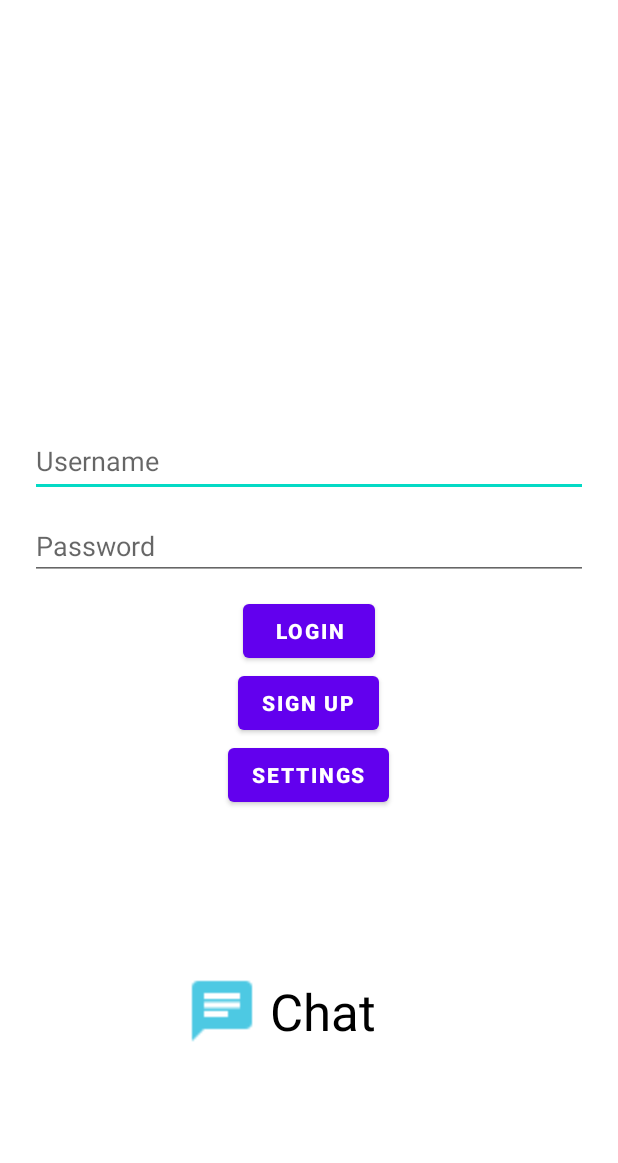
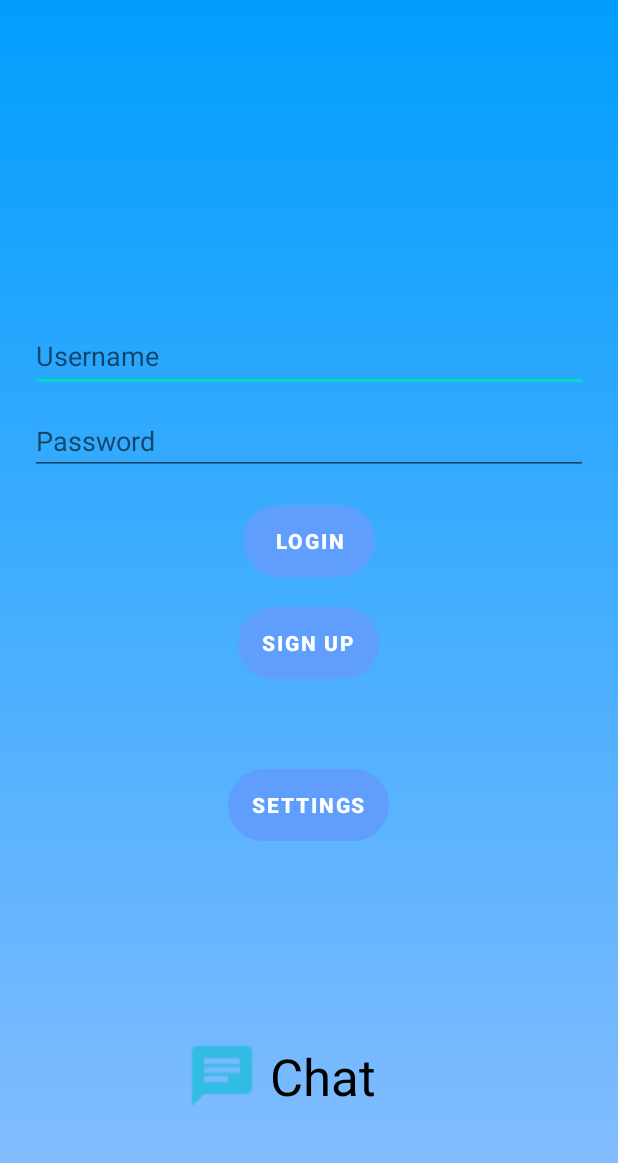
Before and after one commit to ShaharShaki/chatAndroid, an Android app: the layout activity_main.xml on its own in the app's theme, with its tools: preview values and no code run, on a phone screen of 412 x 824 dp. Shown: the top 1163 px of the screen. Run offline under Robolectric (Android 15) with nearby library versions, the phone set to English and light mode, and no system bars.

```diff
--- a/app/src/main/java/com/example/chatandroid/ContactUsersDao.java
+++ b/app/src/main/java/com/example/chatandroid/ContactUsersDao.java
@@ -14,8 +14,8 @@ public interface ContactUsersDao {
     @Query("SELECT * FROM contactuser")
     List<ContactUser> index();
 
-    @Query("SELECT * FROM contactuser WHERE id = :id")
-    ContactUser get(int id);
+    @Query("SELECT * FROM contactuser WHERE currentUserLogin = :currentUserLogin")
+    List<ContactUser> get(String currentUserLogin);
 
     @Insert
     void insert(ContactUser... users);
--- a/app/src/main/java/com/example/chatandroid/MainActivity.java
+++ b/app/src/main/java/com/example/chatandroid/MainActivity.java
@@ -5,6 +5,7 @@ import android.content.Intent;
 import android.os.Bundle;
 import android.util.Log;
 import android.widget.Button;
+import android.widget.EditText;
 
 import androidx.appcompat.app.AlertDialog;
 import androidx.appcompat.app.AppCompatActivity;
@@ -30,7 +31,8 @@ public class MainActivity extends AppCompatActivity {
         usernamesList = new ArrayList<String>();
         passwordsList = new ArrayList<String>();
 
-        String username = findViewById(R.id.editTextTextPersonName).toString();
+        EditText username = findViewById(R.id.editTextTextPersonName);
+
 
         String password = findViewById(R.id.editTextTextPassword).toString();
 
@@ -38,6 +40,7 @@ public class MainActivity extends AppCompatActivity {
 
         btnLogin.setOnClickListener(v -> {
             Intent in = new Intent(this, ContactsListActivity.class);
+                    in.putExtra("username", username.getText().toString());
                     startActivity(in);
         });
 
--- a/app/src/main/java/com/example/chatandroid/AppDB.java
+++ b/app/src/main/java/com/example/chatandroid/contactDB.java
@@ -4,7 +4,7 @@ import androidx.room.Database;
 import androidx.room.RoomDatabase;
 
 @Database(entities = {ContactUser.class}, version = 1)
-public abstract class AppDB extends RoomDatabase {
+public abstract class contactDB extends RoomDatabase {
 
     public abstract ContactUsersDao contactUsersDao();
 }
--- /dev/null
+++ b/app/src/main/res/drawable/button.xml
@@ -0,0 +1,6 @@
+<?xml version="1.0" encoding="utf-8"?>
+<shape xmlns:android="http://schemas.android.com/apk/res/android">
+    <stroke android:color="@color/white" android:width="5dp"/>
+    <corners android:radius="50dp"/>
+
+</shape>
--- /dev/null
+++ b/app/src/main/res/drawable/login_background.xml
@@ -0,0 +1,8 @@
+<?xml version="1.0" encoding="utf-8"?>
+<shape xmlns:android="http://schemas.android.com/apk/res/android">
+    <gradient
+        android:startColor="@color/niceBlue2"
+        android:endColor="@color/niceBlue3"
+        android:type="linear"
+        android:angle="270"/>
+</shape>
--- a/app/src/main/res/layout/activity_main.xml
+++ b/app/src/main/res/layout/activity_main.xml
@@ -6,12 +6,12 @@
     android:layout_height="match_parent"
     android:orientation="vertical"
     tools:context=".MainActivity"
-    tools:ignore="ExtraText">
+    tools:ignore="ExtraText"
+    android:background="@drawable/login_background">
 
     <LinearLayout
         android:layout_width="wrap_content"
         android:layout_height="wrap_content"
-        android:background="@color/white"
         android:padding="20dp"
         app:layout_constraintBottom_toBottomOf="parent"
         app:layout_constraintEnd_toEndOf="parent"
@@ -81,7 +81,10 @@
             android:layout_height="wrap_content"
             android:layout_gravity="center"
             android:text="@string/login_btn"
-            android:textStyle="bold"/>
+            android:textStyle="bold"
+            android:backgroundTint="@color/niceBlue2"
+            android:background="@drawable/button"
+            android:layout_margin="10dp"/>
 
         <Button
             android:id="@+id/btnRegister"
@@ -89,7 +92,10 @@
             android:layout_height="wrap_content"
             android:layout_gravity="center"
             android:text="@string/register_btn"
-            android:textStyle="bold"/>
+            android:textStyle="bold"
+            android:backgroundTint="@color/niceBlue2"
+            android:background="@drawable/button"
+            android:layout_margin="10dp"/>
 
         <Button
             android:id="@+id/btnSettings"
@@ -97,7 +103,10 @@
             android:layout_height="wrap_content"
             android:layout_gravity="center"
             android:text="Settings"
-            android:textStyle="bold"/>
+            android:textStyle="bold"
+            android:backgroundTint="@color/niceBlue"
+            android:background="@drawable/button"
+            android:layout_margin="50dp"/>
 
     </LinearLayout>
 
--- a/app/src/main/res/values/colors.xml
+++ b/app/src/main/res/values/colors.xml
@@ -7,4 +7,7 @@
     <color name="teal_700">#FF018786</color>
     <color name="black">#FF000000</color>
     <color name="white">#FFFFFFFF</color>
+    <color name="niceBlue">#609EFD</color>
+    <color name="niceBlue2">#009EFD</color>
+    <color name="niceBlue3">#8ABEFF</color>
 </resources>
--- a/app/src/main/res/values/strings.xml
+++ b/app/src/main/res/values/strings.xml
@@ -14,5 +14,6 @@
     <string name="BtnSave">Save</string>
     <string name="BaseUrl">"http://10.0.2.2:7061/ "</string>
     <string name="textViewName">" "</string>
+    <string name="welcome">Welcome!</string>
 
 </resources>
--- a/app/src/main/res/values/themes.xml
+++ b/app/src/main/res/values/themes.xml
@@ -1,9 +1,9 @@
 <resources xmlns:tools="http://schemas.android.com/tools">
     <!-- Base application theme. -->
-    <style name="Theme.ChatAndroid" parent="Theme.MaterialComponents.DayNight.DarkActionBar">
+    <style name="Theme.ChatAndroid" parent="Theme.MaterialComponents.DayNight.NoActionBar">
         <!-- Primary brand color. -->
-        <item name="colorPrimary">@color/purple_500</item>
-        <item name="colorPrimaryVariant">@color/purple_700</item>
+        <item name="colorPrimary">@color/niceBlue</item>
+        <item name="colorPrimaryVariant">@color/niceBlue2</item>
         <item name="colorOnPrimary">@color/white</item>
         <!-- Secondary brand color. -->
         <item name="colorSecondary">@color/teal_200</item>
```
Also changed, not shown: app/src/main/java/com/example/chatandroid/ChatActivity.java (+11 -7 lines), app/src/main/java/com/example/chatandroid/ContactUser.java (+17 -15 lines), app/src/main/java/com/example/chatandroid/ContactsListActivity.java (+78 -34 lines), app/src/main/java/com/example/chatandroid/ContactsListAdapter.java (added, +46 -0 lines), app/src/main/java/com/example/chatandroid/FormActivity.java (+4 -4 lines), app/src/main/res/layout/activity_chat.xml (+10 -8 lines), app/src/main/res/layout/activity_register.xml (+10 -6 lines), app/src/main/res/layout/contactslist.xml (added, +68 -0 lines).
